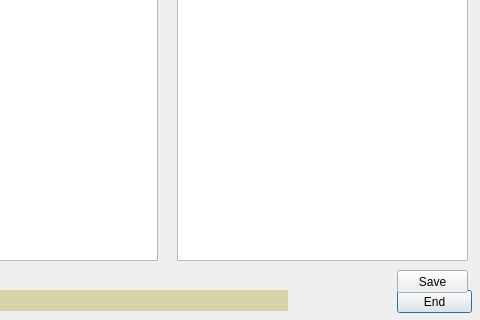
Before: the Qt Designer form marine_values_dialog_base.ui in csiro-chris-m/marine_values, drawn with Qt 5; both pictures show x 163 to 643 and y 180 to 500 of the 643 by 500 pixel window.
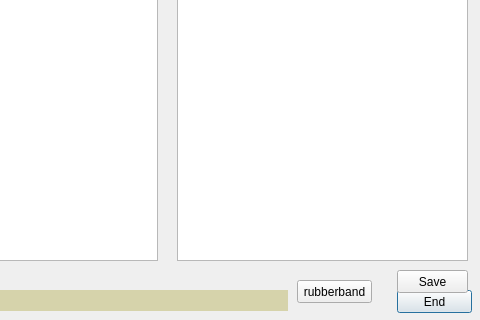
After: the same form once the commit is applied.

Patch:
```diff
--- a/marine_values_dialog_base.ui
+++ b/marine_values_dialog_base.ui
@@ -163,6 +163,19 @@
     <string>Layers:</string>
    </property>
   </widget>
+  <widget class="QPushButton" name="rubberband">
+   <property name="geometry">
+    <rect>
+     <x>460</x>
+     <y>460</y>
+     <width>75</width>
+     <height>23</height>
+    </rect>
+   </property>
+   <property name="text">
+    <string>rubberband</string>
+   </property>
+  </widget>
  </widget>
  <resources/>
  <connections/>
```
Left out of the diff: 21 changed lines with no effect on the pictures.
